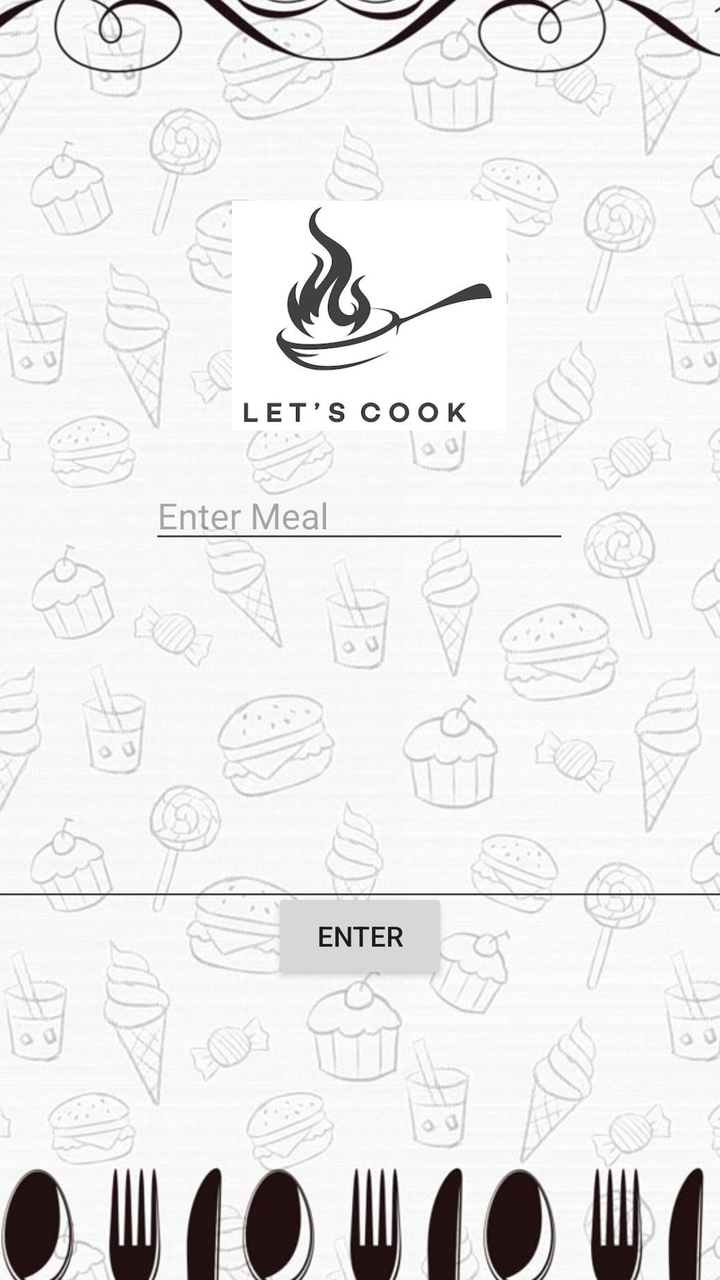
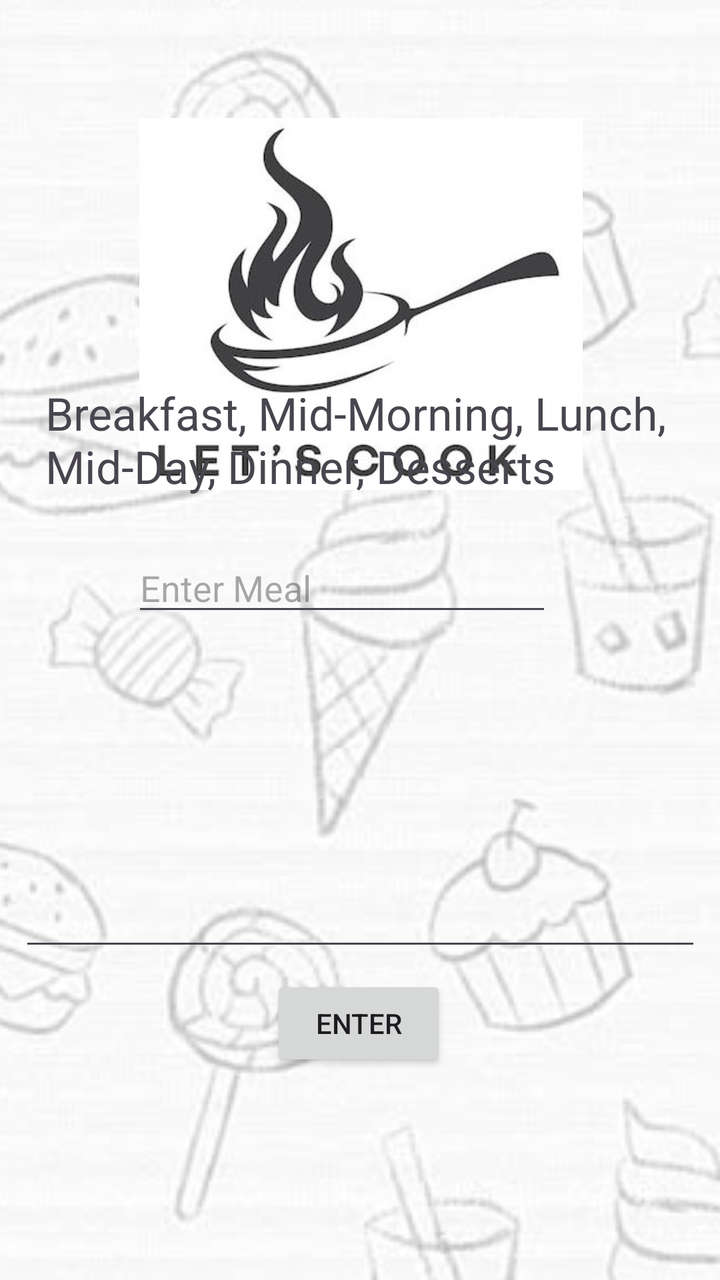

Before-and-after screenshots of an Android layout around one commit, followed by the original layout XML and the change that was made.
<!-- AndroidManifest.xml: application theme Theme.Grub_Guide_ST10468082 -->
<!-- res/layout/activity_main.xml -->
<?xml version="1.0" encoding="utf-8"?>
<androidx.constraintlayout.widget.ConstraintLayout xmlns:android="http://schemas.android.com/apk/res/android"
    xmlns:app="http://schemas.android.com/apk/res-auto"
    xmlns:tools="http://schemas.android.com/tools"
    android:id="@+id/main"
    android:layout_width="match_parent"
    android:layout_height="match_parent"
    tools:context=".MainActivity">

    <ImageView
        android:id="@+id/imageView3"
        android:layout_width="478dp"
        android:layout_height="1707dp"
        app:layout_constraintBottom_toBottomOf="parent"
        app:layout_constraintEnd_toEndOf="parent"
        app:layout_constraintHorizontal_bias="0.627"
        app:layout_constraintStart_toStartOf="parent"
        app:layout_constraintTop_toTopOf="parent"
        app:srcCompat="@drawable/food_backround" />

    <ImageView
        android:id="@+id/imageView6"
        android:layout_width="286dp"
        android:layout_height="115dp"
        app:layout_constraintBottom_toBottomOf="parent"
        app:layout_constraintEnd_toEndOf="parent"
        app:layout_constraintHorizontal_bias="0.565"
        app:layout_constraintStart_toStartOf="parent"
        app:layout_constraintTop_toTopOf="parent"
        app:layout_constraintVertical_bias="0.191"
        app:srcCompat="@drawable/food_logo" />

    <EditText
        android:id="@+id/editTextOne"
        android:layout_width="wrap_content"
        android:layout_height="wrap_content"
        android:ems="10"
        android:hint="Enter Meal"
        android:inputType="text"
        app:layout_constraintBottom_toBottomOf="parent"
        app:layout_constraintEnd_toEndOf="parent"
        app:layout_constraintHorizontal_bias="0.497"
        app:layout_constraintStart_toStartOf="parent"
        app:layout_constraintTop_toTopOf="parent"
        app:layout_constraintVertical_bias="0.393" />

    <Button
        android:id="@+id/buttonOne"
        android:layout_width="wrap_content"
        android:layout_height="wrap_content"
        android:text="enter"
        app:layout_constraintBottom_toBottomOf="parent"
        app:layout_constraintEnd_toEndOf="parent"
        app:layout_constraintStart_toStartOf="parent"
        app:layout_constraintTop_toTopOf="parent"
        app:layout_constraintVertical_bias="0.75" />

    <EditText
        android:id="@+id/editTextTextMultiLine"
        android:layout_width="386dp"
        android:layout_height="171dp"
        android:ems="10"
        android:gravity="start|top"
        android:inputType="textMultiLine"
        app:layout_constraintBottom_toBottomOf="parent"
        app:layout_constraintEnd_toEndOf="parent"
        app:layout_constraintHorizontal_bias="0.556"
        app:layout_constraintStart_toStartOf="parent"
        app:layout_constraintTop_toTopOf="parent"
        app:layout_constraintVertical_bias="0.607" />

</androidx.constraintlayout.widget.ConstraintLayout>
<!-- resources referenced by this layout -->
<resources>
  <!-- drawable food_backround: jpg bitmap (drawable, 111521 bytes) -->
  <!-- drawable food_logo: jpg bitmap (drawable, 19177 bytes) -->
  <style name="Theme.Grub_Guide_ST10468082" parent="Base.Theme.Grub_Guide_ST10468082" />
  <style name="Base.Theme.Grub_Guide_ST10468082" parent="Theme.Material3.DayNight.NoActionBar">
          
          
      </style>
</resources>

<!-- the commit's change to res/layout/activity_main.xml (unified diff, before → after) -->
@@ -9,25 +9,26 @@
 
     <ImageView
         android:id="@+id/imageView3"
-        android:layout_width="478dp"
-        android:layout_height="1707dp"
+        android:layout_width="1171dp"
+        android:layout_height="2689dp"
         app:layout_constraintBottom_toBottomOf="parent"
         app:layout_constraintEnd_toEndOf="parent"
-        app:layout_constraintHorizontal_bias="0.627"
+        app:layout_constraintHorizontal_bias="1.0"
         app:layout_constraintStart_toStartOf="parent"
         app:layout_constraintTop_toTopOf="parent"
+        app:layout_constraintVertical_bias="0.567"
         app:srcCompat="@drawable/food_backround" />
 
     <ImageView
         android:id="@+id/imageView6"
-        android:layout_width="286dp"
-        android:layout_height="115dp"
+        android:layout_width="299dp"
+        android:layout_height="186dp"
         app:layout_constraintBottom_toBottomOf="parent"
         app:layout_constraintEnd_toEndOf="parent"
-        app:layout_constraintHorizontal_bias="0.565"
+        app:layout_constraintHorizontal_bias="0.51"
         app:layout_constraintStart_toStartOf="parent"
         app:layout_constraintTop_toTopOf="parent"
-        app:layout_constraintVertical_bias="0.191"
+        app:layout_constraintVertical_bias="0.13"
         app:srcCompat="@drawable/food_logo" />
 
     <EditText
@@ -39,10 +40,10 @@
         android:inputType="text"
         app:layout_constraintBottom_toBottomOf="parent"
         app:layout_constraintEnd_toEndOf="parent"
-        app:layout_constraintHorizontal_bias="0.497"
+        app:layout_constraintHorizontal_bias="0.44"
         app:layout_constraintStart_toStartOf="parent"
         app:layout_constraintTop_toTopOf="parent"
-        app:layout_constraintVertical_bias="0.393" />
+        app:layout_constraintVertical_bias="0.454" />
 
     <Button
         android:id="@+id/buttonOne"
@@ -51,22 +52,35 @@
         android:text="enter"
         app:layout_constraintBottom_toBottomOf="parent"
         app:layout_constraintEnd_toEndOf="parent"
+        app:layout_constraintHorizontal_bias="0.498"
         app:layout_constraintStart_toStartOf="parent"
         app:layout_constraintTop_toTopOf="parent"
-        app:layout_constraintVertical_bias="0.75" />
+        app:layout_constraintVertical_bias="0.824" />
 
     <EditText
         android:id="@+id/editTextTextMultiLine"
-        android:layout_width="386dp"
-        android:layout_height="171dp"
+        android:layout_width="341dp"
+        android:layout_height="139dp"
         android:ems="10"
         android:gravity="start|top"
         android:inputType="textMultiLine"
         app:layout_constraintBottom_toBottomOf="parent"
         app:layout_constraintEnd_toEndOf="parent"
-        app:layout_constraintHorizontal_bias="0.556"
         app:layout_constraintStart_toStartOf="parent"
         app:layout_constraintTop_toTopOf="parent"
-        app:layout_constraintVertical_bias="0.607" />
+        app:layout_constraintVertical_bias="0.681" />
+
+    <TextView
+        android:id="@+id/textView2"
+        android:layout_width="314dp"
+        android:layout_height="62dp"
+        android:text="Breakfast, Mid-Morning, Lunch, Mid-Day, Dinner, Desserts"
+        app:autoSizeTextType="uniform"
+        app:layout_constraintBottom_toBottomOf="parent"
+        app:layout_constraintEnd_toEndOf="parent"
+        app:layout_constraintHorizontal_bias="0.494"
+        app:layout_constraintStart_toStartOf="parent"
+        app:layout_constraintTop_toTopOf="parent"
+        app:layout_constraintVertical_bias="0.331" />
 
 </androidx.constraintlayout.widget.ConstraintLayout>
